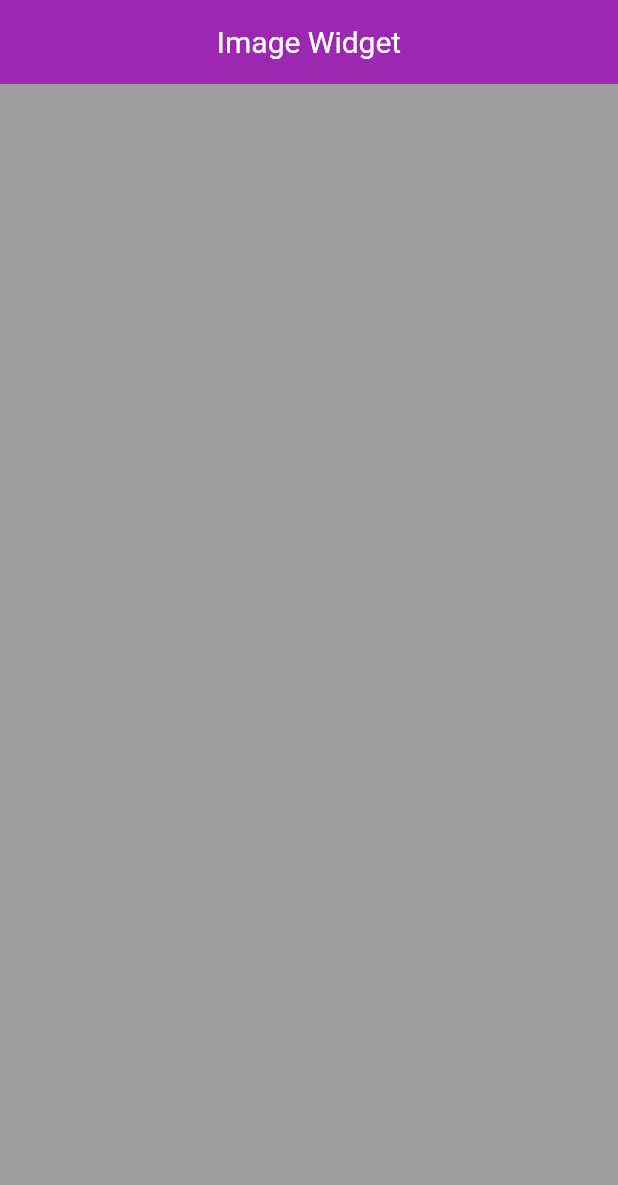
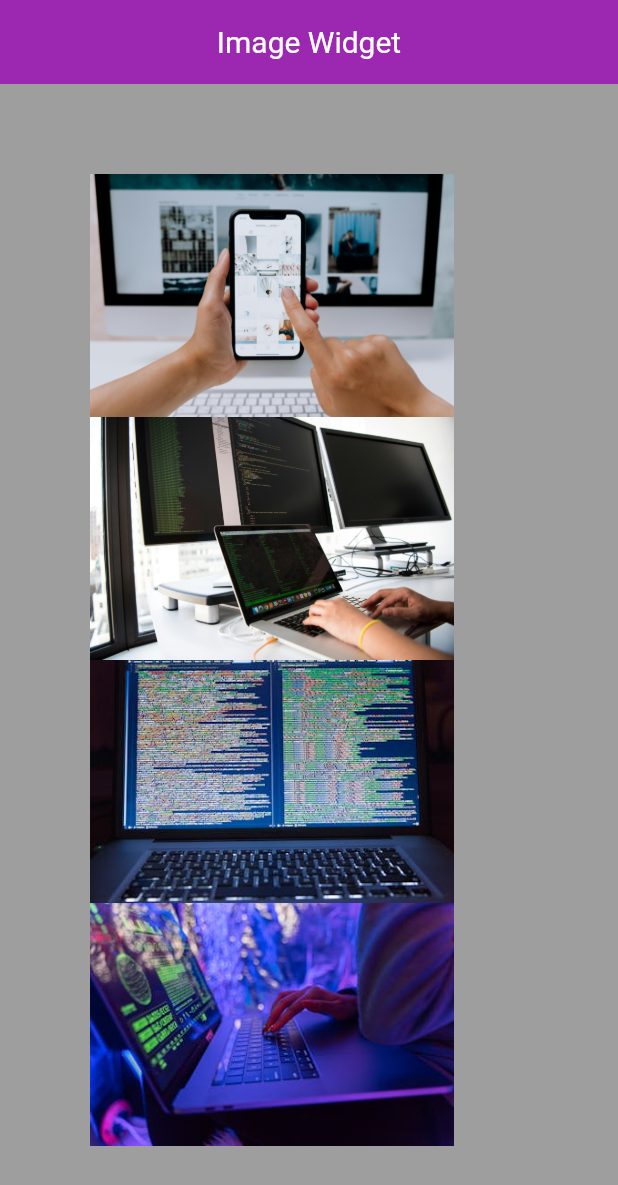
Before and after one commit to Majok-Bol/image_widget, a Flutter app: the screen it shows after launch, on a phone screen of 412 x 824 dp. Shown: the top 1185 px of the screen. Run offline on Flutter 3.47's test engine with Material 3 defaults, Android fonts, the phone set to English and light mode, and no system bars.

Commit message:
added images

```diff
--- a/lib/main.dart
+++ b/lib/main.dart
@@ -13,8 +13,12 @@ class MyApp extends StatelessWidget{
         body: Container(
           padding: EdgeInsets.all(10),
           margin: EdgeInsets.symmetric(vertical: 50,horizontal: 50),
-          child: Row(
+          child: Column(
             children: [
+           Expanded(child: Image.asset('assets/images/p1.jpg'),),
+              Expanded(child: Image.asset('assets/images/p2.jpg'),),
+              Expanded(child: Image.asset('assets/images/p3.jpeg'),),
+              Expanded(child: Image.asset('assets/images/p4.jpeg'),),
 
             ],
           ),
```
Also changed, not shown: pubspec.yaml (+5 -3 lines), assets/images/p1.jpg (added), assets/images/p2.jpg (added), assets/images/p3.jpeg (added), assets/images/p4.jpeg (added).
